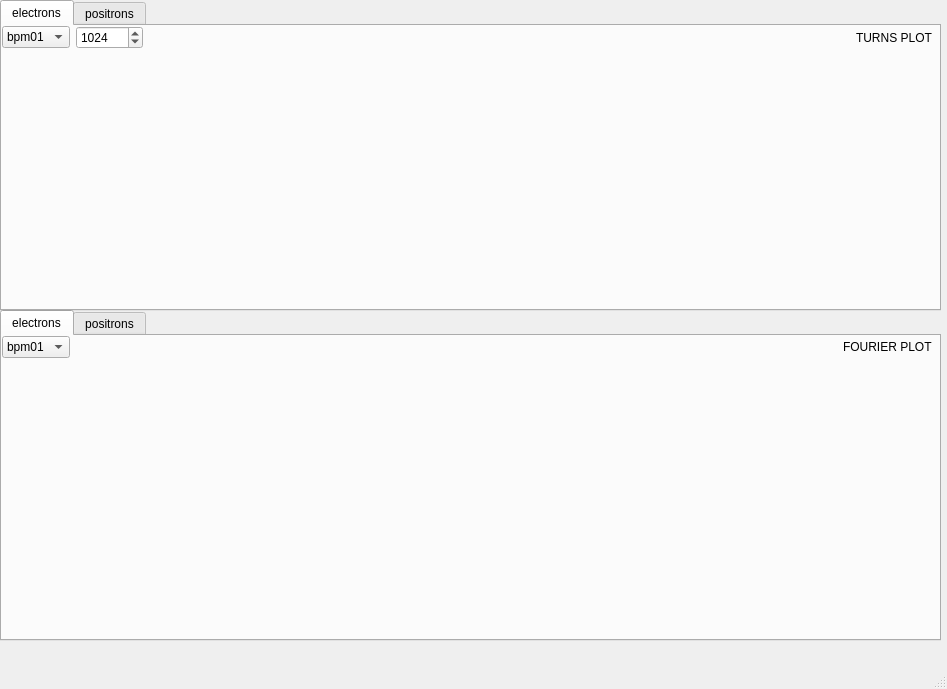
First picture: the form in bpm_plot/uis/plot's.ui, repository vitaliibalakin/c_orbit, before the edit.
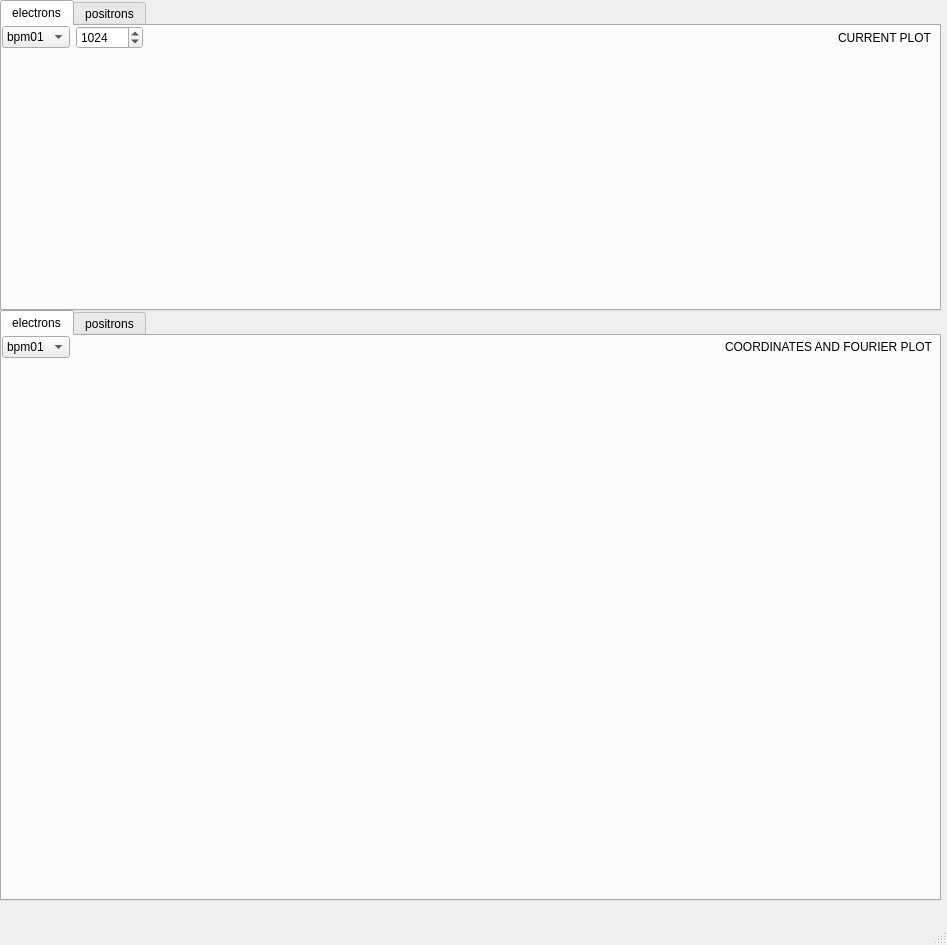
Second picture: the form after the edit. The open tabs and pages were chosen to show the change.

```diff
--- a/bpm_plot/uis/plot's.ui
+++ b/bpm_plot/uis/plot's.ui
@@ -7,7 +7,7 @@
     <x>0</x>
     <y>0</y>
     <width>947</width>
-    <height>689</height>
+    <height>945</height>
    </rect>
   </property>
   <property name="windowTitle">
@@ -20,7 +20,7 @@
       <x>0</x>
       <y>310</y>
       <width>941</width>
-      <height>331</height>
+      <height>591</height>
      </rect>
     </property>
     <property name="currentIndex">
@@ -36,7 +36,7 @@
         <x>0</x>
         <y>0</y>
         <width>931</width>
-        <height>291</height>
+        <height>551</height>
        </rect>
       </property>
       <layout class="QGridLayout" name="gridLayout_3">
@@ -127,7 +127,7 @@
        <item row="0" column="2">
         <widget class="QLabel" name="label_2">
          <property name="text">
-          <string>FOURIER PLOT</string>
+          <string>COORDINATES AND FOURIER PLOT</string>
          </property>
         </widget>
        </item>
@@ -414,7 +414,7 @@
        <item row="0" column="3">
         <widget class="QLabel" name="label">
          <property name="text">
-          <string>TURNS PLOT</string>
+          <string>CURRENT PLOT</string>
          </property>
         </widget>
        </item>
```
Left out of the diff: 4 changed lines with no effect on the pictures.
